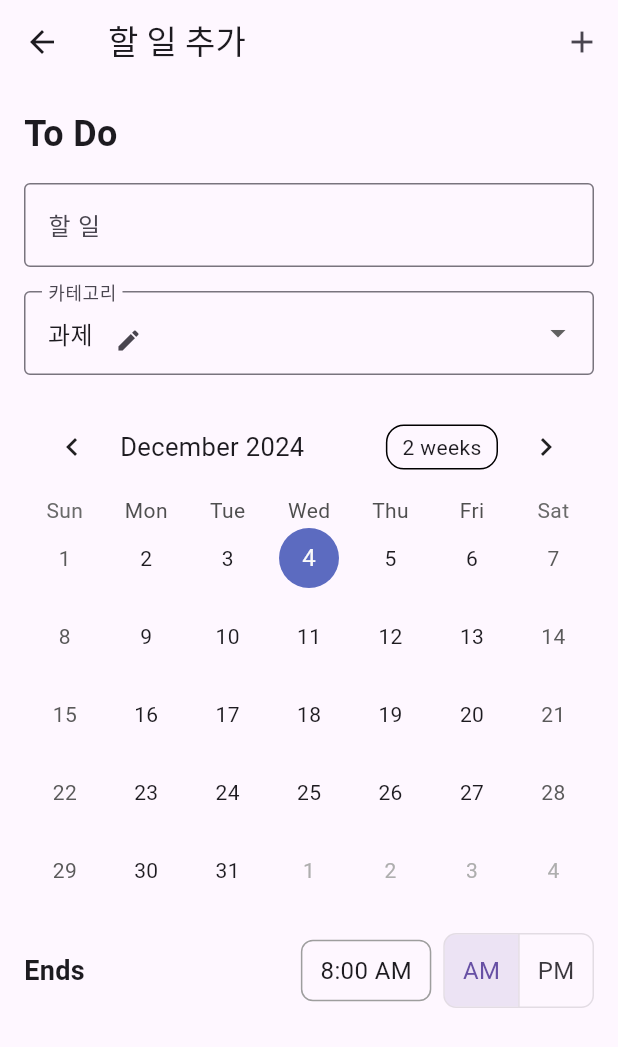
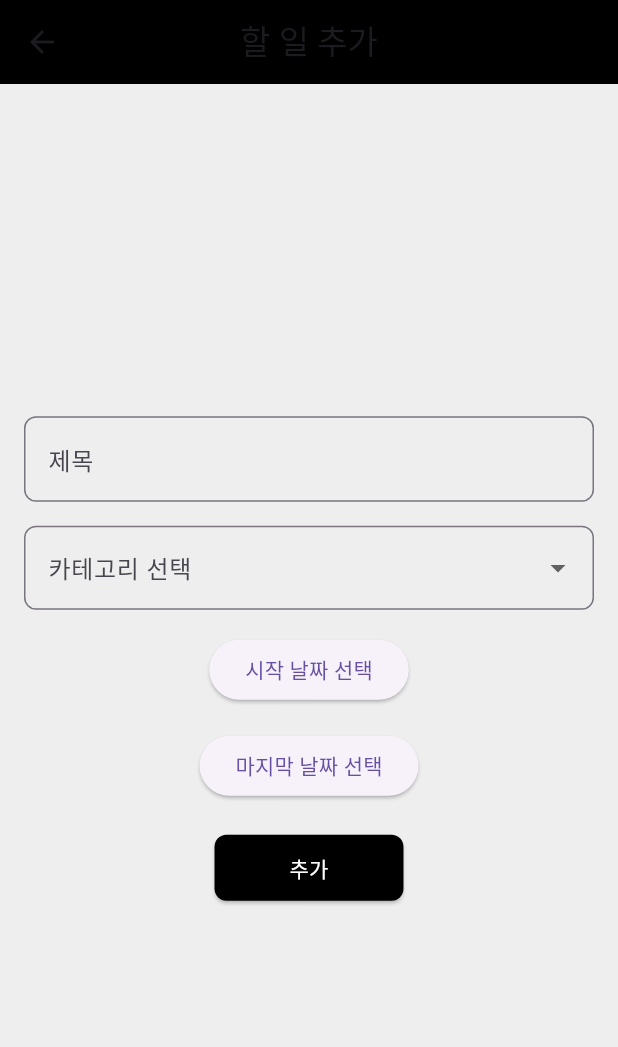
Before and after one commit to to-do-list-8/main, a Flutter app: the AddScreen screen opened directly, on a phone screen of 412 x 824 dp. Shown: the top 1047 px of the screen. Run offline on Flutter 3.47's test engine with Material 3 defaults, Android fonts, the phone set to English and light mode, and no system bars; drawn by our look-alikes of table_calendar; our stand-ins replace cloud_firestore, firebase_auth, firebase_core, lottie; accounts and stored records are empty; Roboto replaces fonts that are missing (CustomFont).

Commit message:
Add files via upload

```diff
--- a/lib/screens/add_screen.dart
+++ b/lib/screens/add_screen.dart
@@ -1,126 +1,56 @@
 import 'package:flutter/material.dart';
-import 'package:table_calendar/table_calendar.dart';
+import 'package:firebase_auth/firebase_auth.dart';
+import 'package:cloud_firestore/cloud_firestore.dart';
 
 class AddScreen extends StatefulWidget {
+  const AddScreen({Key? key}) : super(key: key);
+
   @override
   _AddScreenState createState() => _AddScreenState();
 }
 
 class _AddScreenState extends State<AddScreen> {
-  DateTime _selectedDay = DateTime.now();
-  DateTime _focusedDay = DateTime.now();
-  String _selectedCategory = "과제";
-  List<String> _categories = ["과제", "학교", "운동"];
-  TimeOfDay _selectedTime = TimeOfDay(hour: 8, minute: 0); // 초기 시간
-  bool _isAm = true; // AM/PM 상태
+  final TextEditingController _dataController = TextEditingController();
+  final FirebaseFirestore _firestore = FirebaseFirestore.instance;
+  final FirebaseAuth _auth = FirebaseAuth.instance;
 
-  // 카테고리 추가
-  void _addCategory(String category) {
-    setState(() {
-      _categories.add(category);
-    });
+  final TextEditingController _nameController = TextEditingController();
+  String? _selectedCategory;
+  DateTime? _startDate;
+  DateTime? _endDate;
+
+  void _addDataToFirebase() async {
+    try {
+      User? user = _auth.currentUser;
+
+      if (user == null) {
+        ScaffoldMessenger.of(context).showSnackBar(
+          const SnackBar(content: Text('No user is currently logged in.')),
+        );
+        return;
       }
 
-  // 카테고리 삭제
-  void _removeCategory(String category) {
-    setState(() {
-      _categories.remove(category);
-      if (_categories.isNotEmpty) {
-        _selectedCategory = _categories.first; // 첫 번째 카테고리로 선택
-      } else {
-        _selectedCategory = ""; // 선택된 카테고리 초기화
+      // 데이터 배열 추가
+      await _firestore.collection('schedule').doc(user.uid).update({
+        "data": FieldValue.arrayUnion([
+          {
+            "category": _selectedCategory,
+            "name": _nameController.text,
+            "s_date": _startDate != null ? Timestamp.fromDate(_startDate!) : null,
+            "f_date": _endDate != null ? Timestamp.fromDate(_endDate!) : null,
+            "check": false,
+            "count": 0,
           }
+        ])
       });
-  }
 
-  // 카테고리 수정
-  void _editCategory(String oldCategory, String newCategory) {
-    setState(() {
-      int index = _categories.indexOf(oldCategory);
-      if (index != -1) {
-        _categories[index] = newCategory;
-        if (_selectedCategory == oldCategory) {
-          _selectedCategory = newCategory;
-        }
-      }
-    });
-  }
-
-  // 다이얼로그로 새 카테고리 추가
-  void _showAddCategoryDialog() {
-    TextEditingController _controller = TextEditingController();
-    showDialog(
-      context: context,
-      builder: (context) {
-        return AlertDialog(
-          title: Text('새 카테고리 추가'),
-          content: TextField(
-            controller: _controller,
-            decoration: InputDecoration(hintText: '카테고리 이름 입력'),
-          ),
-          actions: [
-            TextButton(
-              onPressed: () {
-                Navigator.pop(context);
-              },
-              child: Text('취소'),
-            ),
-            TextButton(
-              onPressed: () {
-                _addCategory(_controller.text);
-                Navigator.pop(context);
-              },
-              child: Text('추가'),
-            ),
-          ],
+      ScaffoldMessenger.of(context).showSnackBar(
+        const SnackBar(content: Text('할 일 목록이 추가되었습니다.')),
       );
-      },
+    } catch (e) {
+      ScaffoldMessenger.of(context).showSnackBar(
+        SnackBar(content: Text('Failed to add data: $e')),
       );
-  }
-
-  // 다이얼로그로 카테고리 수정
-  void _showEditCategoryDialog(String oldCategory) {
-    TextEditingController _controller = TextEditingController(
-        text: oldCategory);
-    showDialog(
-      context: context,
-      builder: (context) {
-        return AlertDialog(
-          title: Text('카테고리 수정'),
-          content: TextField(
-            controller: _controller,
-            decoration: InputDecoration(hintText: '새 카테고리 이름 입력'),
-          ),
-          actions: [
-            TextButton(
-              onPressed: () {
-                Navigator.pop(context);
-              },
-              child: Text('취소'),
-            ),
-            TextButton(
-              onPressed: () {
-                _editCategory(oldCategory, _controller.text);
-                Navigator.pop(context);
-              },
-              child: Text('수정'),
-            ),
-          ],
-        );
-      },
-    );
-  }
-
-  // 시간 선택
-  void _selectTime() async {
-    final TimeOfDay? picked = await showTimePicker(
-      context: context,
-      initialTime: _selectedTime,
-    );
-    if (picked != null && picked != _selectedTime) {
-      setState(() {
-        _selectedTime = picked;
-      });
     }
   }
 
@@ -128,127 +58,109 @@ class _AddScreenState extends State<AddScreen> {
   Widget build(BuildContext context) {
     return Scaffold(
       appBar: AppBar(
-        title: Text('할 일 추가'),
-        actions: [
-          IconButton(
-            icon: Icon(Icons.add),
-            onPressed: _showAddCategoryDialog, // 새 카테고리 추가
+        title: const Text('할 일 추가'),
+        centerTitle: true,
+        backgroundColor: Colors.black,
       ),
-        ],
-      ),
-      body: Padding(
+      body: Center(
+        child: Padding(
           padding: const EdgeInsets.all(16.0),
           child: Column(
-          crossAxisAlignment: CrossAxisAlignment.start,
+            mainAxisSize: MainAxisSize.min,
             children: [
-            Text(
-              'To Do',
-              style: TextStyle(fontSize: 24, fontWeight: FontWeight.bold),
-            ),
-            SizedBox(height: 16),
               TextField(
+                controller: _nameController,
                 decoration: InputDecoration(
-                labelText: '할 일',
-                border: OutlineInputBorder(),
-              ),
-            ),
-            SizedBox(height: 16),
-            DropdownButtonFormField<String>(
-              value: _selectedCategory,
-              items: _categories
-                  .map((category) =>
-                  DropdownMenuItem(
-                    child: Row(
-                      mainAxisAlignment: MainAxisAlignment.spaceBetween,
-                      children: [
-                        Text(category),
-                        IconButton(
-                          icon: Icon(Icons.edit, size: 18),
-                          onPressed: () =>
-                              _showEditCategoryDialog(category), // 카테고리 수정
-                        ),
-                      ],
-                    ),
-                    value: category,
-                  ))
-                  .toList(),
-              onChanged: (value) {
-                setState(() {
-                  _selectedCategory = value!;
-                });
-              },
-              decoration: InputDecoration(
-                labelText: '카테고리',
-                border: OutlineInputBorder(),
-              ),
-            ),
-            SizedBox(height: 16),
-            TableCalendar(
-              focusedDay: _focusedDay,
-              firstDay: DateTime(2000),
-              lastDay: DateTime(2100),
-              selectedDayPredicate: (day) {
-                return isSameDay(_selectedDay, day);
-              },
-              onDaySelected: (selectedDay, focusedDay) {
-                setState(() {
-                  _selectedDay = selectedDay;
-                  _focusedDay = focusedDay;
-                });
-              },
-            ),
-            SizedBox(height: 16),
-            Row(
-              mainAxisAlignment: MainAxisAlignment.spaceBetween,
-              children: [
-                Text(
-                  'Ends',
-                  style: TextStyle(fontSize: 18, fontWeight: FontWeight.bold),
-                ),
-                Row(
-                  children: [
-                    GestureDetector(
-                      onTap: _selectTime, // 시간 선택
-                      child: Container(
-                        padding: EdgeInsets.symmetric(
-                            horizontal: 12, vertical: 8),
-                        decoration: BoxDecoration(
-                          border: Border.all(color: Colors.grey),
-                          borderRadius: BorderRadius.circular(8),
-                        ),
-                        child: Text(
-                          '${_selectedTime.format(context)}', // 선택된 시간 표시
-                          style: TextStyle(fontSize: 16),
+                  labelText: '제목',
+                  hintText: '할 일을 입력해 주세요',
+                  border: OutlineInputBorder(
+                    borderRadius: BorderRadius.circular(8.0),
                   ),
                 ),
               ),
-                    SizedBox(width: 8),
-                    ToggleButtons(
-                      isSelected: [_isAm, !_isAm],
-                      onPressed: (index) {
+              const SizedBox(height: 16),
+              DropdownButtonFormField<String>(
+                value: _selectedCategory,
+                onChanged: (value) {
                   setState(() {
-                          _isAm = index == 0;
+                    _selectedCategory = value;
                   });
                 },
-                      children: [
-                        Padding(
-                          padding: EdgeInsets.symmetric(horizontal: 12),
-                          child: Text('AM', style: TextStyle(fontSize: 16)),
+                items: ["과제", "학교", "운동", "루틴"]
+                    .map((category) => DropdownMenuItem(
+                  value: category,
+                  child: Text(category),
+                ))
+                    .toList(),
+                decoration: InputDecoration(
+                  labelText: '카테고리 선택',
+                  border: OutlineInputBorder(
+                    borderRadius: BorderRadius.circular(8.0),
                   ),
-                        Padding(
-                          padding: EdgeInsets.symmetric(horizontal: 12),
-                          child: Text('PM', style: TextStyle(fontSize: 16)),
                 ),
-                      ],
-                      borderRadius: BorderRadius.circular(8),
               ),
-                  ],
+              const SizedBox(height: 16),
+              ElevatedButton(
+                onPressed: () async {
+                  DateTime? pickedDate = await showDatePicker(
+                    context: context,
+                    initialDate: DateTime.now(),
+                    firstDate: DateTime(2000),
+                    lastDate: DateTime(2100),
+                  );
+                  if (pickedDate != null) {
+                    setState(() {
+                      _startDate = pickedDate;
+                    });
+                  }
+                },
+                child: Text(
+                  _startDate == null
+                      ? '시작 날짜 선택'
+                      : 'Start Date: ${_startDate!.toLocal()}'.split(' ')[0],
                 ),
-              ],
+              ),
+              const SizedBox(height: 16),
+              ElevatedButton(
+                onPressed: () async {
+                  DateTime? pickedDate = await showDatePicker(
+                    context: context,
+                    initialDate: DateTime.now(),
+                    firstDate: DateTime(2000),
+                    lastDate: DateTime(2100),
+                  );
+                  if (pickedDate != null) {
+                    setState(() {
+                      _endDate = pickedDate;
+                    });
+                  }
+                },
+                child: Text(
+                  _endDate == null
+                      ? '마지막 날짜 선택'
+                      : 'End Date: ${_endDate!.toLocal()}'.split(' ')[0],
+                ),
+              ),
+              const SizedBox(height: 20),
+              ElevatedButton(
+                onPressed: _addDataToFirebase,
+                style: ElevatedButton.styleFrom(
+                  backgroundColor: Colors.black,
+                  padding: const EdgeInsets.symmetric(horizontal: 50, vertical: 12),
+                  shape: RoundedRectangleBorder(
+                    borderRadius: BorderRadius.circular(8.0),
+                  ),
+                ),
+                child: const Text(
+                  '추가',
+                  style: TextStyle(color: Colors.white),
+                ),
               ),
             ],
           ),
         ),
+      ),
+      backgroundColor: Colors.grey[200],
     );
   }
 }
```
Also changed, not shown: lib/screens/extra_screen.dart (added, +205 -0 lines), lib/screens/main_screen.dart (+8 -9 lines), lib/screens/register_page.dart (+24 -15 lines). Lines whose indentation alone changed are shown as unchanged.
